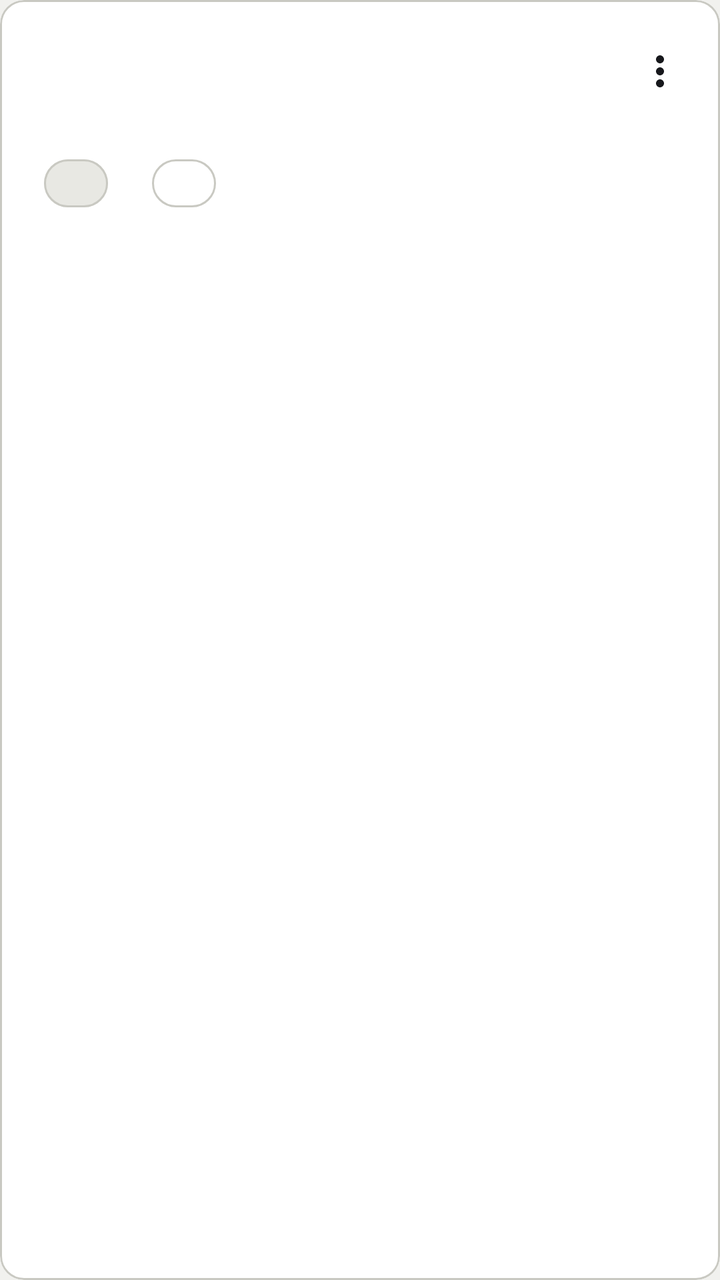
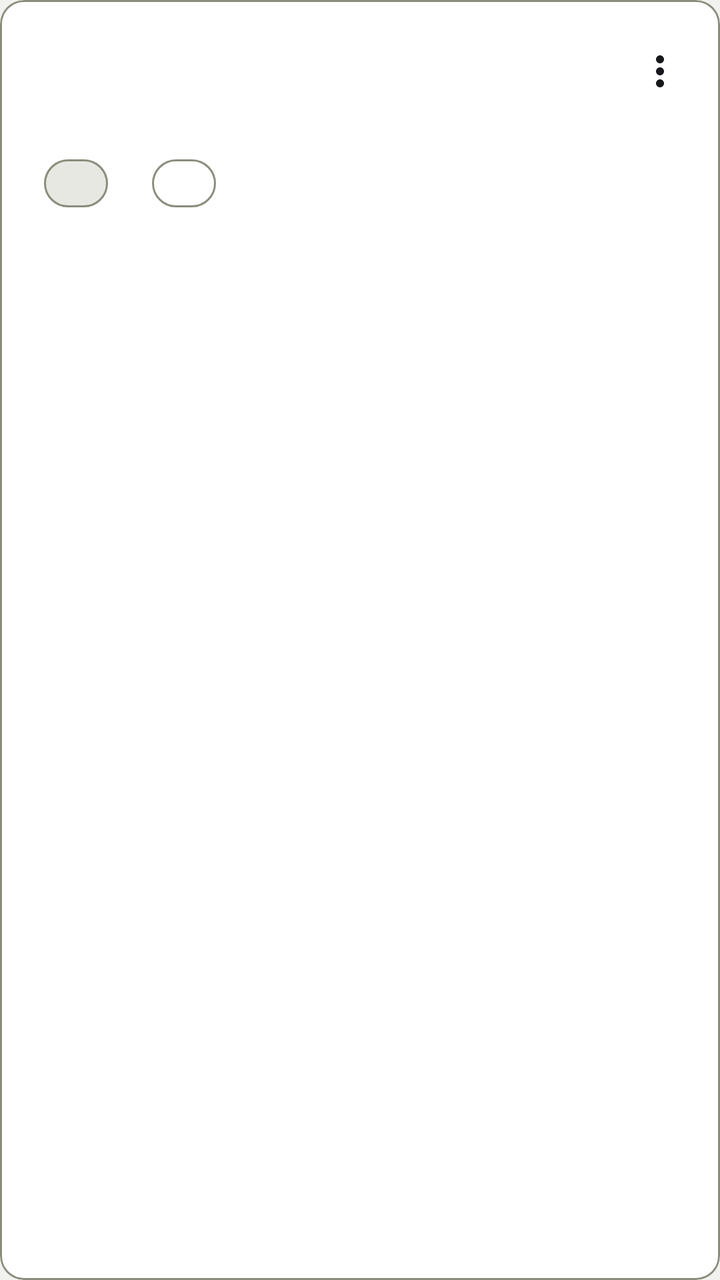

Screens rendered from an Android XML layout before and after an edit, with the pre-edit source and the edit as a unified diff.
<!-- AndroidManifest.xml: application theme Theme.GymProFit -->
<!-- res/layout/item_admin_rutina.xml -->
<?xml version="1.0" encoding="utf-8"?>
<com.google.android.material.card.MaterialCardView
    xmlns:android="http://schemas.android.com/apk/res/android"
    xmlns:app="http://schemas.android.com/apk/res-auto"
    android:layout_width="match_parent"
    android:layout_height="wrap_content"
    android:layout_marginBottom="8dp"
    app:cardCornerRadius="12dp"
    app:cardElevation="0dp"
    app:cardBackgroundColor="?attr/colorSurface"
    app:strokeWidth="1dp"
    app:strokeColor="?attr/colorOutlineVariant">

    <LinearLayout
        android:layout_width="match_parent"
        android:layout_height="wrap_content"
        android:orientation="vertical"
        android:padding="14dp">

        
        <LinearLayout
            android:layout_width="match_parent"
            android:layout_height="wrap_content"
            android:orientation="horizontal"
            android:gravity="center_vertical">

            <LinearLayout
                android:layout_width="0dp"
                android:layout_height="wrap_content"
                android:layout_weight="1"
                android:orientation="vertical">

                <TextView
                    android:id="@+id/tvNombreRutina"
                    android:layout_width="wrap_content"
                    android:layout_height="wrap_content"
                    android:textSize="@dimen/text_body"
                    android:textStyle="bold"
                    android:textColor="?attr/colorOnSurface" />

                <TextView
                    android:id="@+id/tvDescripcionRutina"
                    android:layout_width="wrap_content"
                    android:layout_height="wrap_content"
                    android:textSize="@dimen/text_label"
                    android:textColor="?attr/colorOnSurfaceVariant"
                    android:maxLines="2"
                    android:ellipsize="end"
                    android:layout_marginTop="2dp" />

            </LinearLayout>

            <ImageView
                android:id="@+id/btnAccionesRutina"
                android:layout_width="32dp"
                android:layout_height="32dp"
                android:src="@drawable/ic_more_vert"
                android:padding="4dp"
                android:background="?attr/selectableItemBackgroundBorderless"
                android:clickable="true"
                android:focusable="true"
                android:contentDescription="@null" />

        </LinearLayout>

        
        <LinearLayout
            android:layout_width="match_parent"
            android:layout_height="wrap_content"
            android:orientation="horizontal"
            android:layout_marginTop="10dp"
            android:gravity="center_vertical">

            <com.google.android.material.chip.Chip
                android:id="@+id/chipNivelRutina"
                android:layout_width="wrap_content"
                android:layout_height="wrap_content"
                android:textSize="@dimen/text_eyebrow"
                android:clickable="false"
                android:focusable="false"
                app:chipMinHeight="24dp"
                app:chipBackgroundColor="?attr/colorSurfaceVariant"
                android:textColor="?attr/colorOnSurfaceVariant"
                style="@style/Widget.Material3.Chip.Assist" />

            <com.google.android.material.chip.Chip
                android:id="@+id/chipEstadoRutina"
                android:layout_width="wrap_content"
                android:layout_height="wrap_content"
                android:layout_marginStart="6dp"
                android:textSize="@dimen/text_eyebrow"
                android:clickable="false"
                android:focusable="false"
                app:chipMinHeight="24dp"
                style="@style/Widget.Material3.Chip.Assist" />

            <TextView
                android:id="@+id/tvNumEjerciciosRutina"
                android:layout_width="0dp"
                android:layout_height="wrap_content"
                android:layout_weight="1"
                android:layout_marginStart="8dp"
                android:textSize="@dimen/text_eyebrow"
                android:textColor="?attr/colorOnSurfaceVariant"
                android:gravity="end" />

        </LinearLayout>

    </LinearLayout>

</com.google.android.material.card.MaterialCardView>
<!-- resources referenced by this layout -->
<resources>
  <dimen name="text_body">17sp</dimen>
  <dimen name="text_eyebrow">12sp</dimen>
  <dimen name="text_label">14sp</dimen>
  <style name="Theme.GymProFit" parent="Theme.Material3.DayNight.NoActionBar">
          
          <item name="colorPrimary">@color/gp_primary</item>
          <item name="colorOnPrimary">@color/gp_on_primary</item>
          <item name="colorPrimaryContainer">@color/gp_primary_container</item>
          <item name="colorOnPrimaryContainer">@color/gp_on_primary_container</item>
          <item name="colorSecondary">@color/gp_gold</item>
          <item name="colorSurface">@color/gp_surface</item>
          <item name="colorOnSurface">@color/gp_on_surface</item>
          <item name="colorSurfaceVariant">@color/gp_surface_2</item>
          <item name="colorOnSurfaceVariant">@color/gp_text_secondary</item>
          <item name="colorOutline">@color/gp_stroke</item>
          <item name="colorOutlineVariant">@color/gp_stroke</item>
          <item name="colorError">@color/gp_error</item>
          <item name="android:colorBackground">@color/gp_background</item>
          <item name="android:windowBackground">@color/gp_background</item>
          <item name="android:textColorPrimary">@color/gp_on_surface</item>
          <item name="android:textColorSecondary">@color/gp_text_secondary</item>
  
          
          <item name="android:statusBarColor">@color/gp_background</item>
          <item name="android:navigationBarColor">@color/gp_background</item>
          <item name="android:windowLightStatusBar">true</item>
  
          
          <item name="android:windowAnimationStyle">@style/GymProFit.WindowAnimation</item>
  
          
          <item name="materialCardViewStyle">@style/Widget.GymProFit.Card</item>
          <item name="materialButtonStyle">@style/Widget.GymProFit.Button</item>
          <item name="chipStyle">@style/Widget.GymProFit.Chip</item>
          <item name="bottomNavigationStyle">@style/Widget.GymProFit.BottomNavigationView</item>
          <item name="floatingActionButtonStyle">@style/Widget.GymProFit.Fab</item>
          <item name="materialAlertDialogTheme">@style/ThemeOverlay.GymProFit.Dialog</item>
          <item name="popupMenuStyle">@style/Widget.GymProFit.PopupMenu</item>
          <item name="android:popupMenuStyle">@style/Widget.GymProFit.PopupMenu</item>
          <item name="snackbarStyle">@style/Widget.GymProFit.Snackbar</item>
  
          
          
          <item name="textAppearanceDisplayLarge">@style/Font.GymProFit.DisplayLarge</item>
          <item name="textAppearanceDisplayMedium">@style/Font.GymProFit.DisplayMedium</item>
          <item name="textAppearanceDisplaySmall">@style/Font.GymProFit.DisplaySmall</item>
          <item name="textAppearanceHeadlineLarge">@style/Font.GymProFit.HeadlineLarge</item>
          <item name="textAppearanceHeadlineMedium">@style/Font.GymProFit.HeadlineMedium</item>
          <item name="textAppearanceHeadlineSmall">@style/Font.GymProFit.HeadlineSmall</item>
          <item name="textAppearanceTitleLarge">@style/Font.GymProFit.TitleLarge</item>
          <item name="textAppearanceTitleMedium">@style/Font.GymProFit.TitleMedium</item>
          <item name="textAppearanceTitleSmall">@style/Font.GymProFit.TitleSmall</item>
          <item name="textAppearanceBodyLarge">@style/Font.GymProFit.BodyLarge</item>
          <item name="textAppearanceBodyMedium">@style/Font.GymProFit.BodyMedium</item>
          <item name="textAppearanceBodySmall">@style/Font.GymProFit.BodySmall</item>
          <item name="textAppearanceLabelLarge">@style/Font.GymProFit.LabelLarge</item>
          <item name="textAppearanceLabelMedium">@style/Font.GymProFit.LabelMedium</item>
          <item name="textAppearanceLabelSmall">@style/Font.GymProFit.LabelSmall</item>
      </style>
  <color name="gp_primary">#B83E00</color>
  <color name="gp_gold">#B58A2A</color>
  <color name="gp_surface">#FFFFFF</color>
  <color name="gp_stroke">#C9C9C2</color>
  <color name="gp_error">#C62828</color>
  <!-- unchanged entries left out for length: 34 -->
</resources>

<!-- the commit's change to res/layout/item_admin_rutina.xml (unified diff, before → after) -->
@@ -9,7 +9,7 @@
     app:cardElevation="0dp"
     app:cardBackgroundColor="?attr/colorSurface"
     app:strokeWidth="1dp"
-    app:strokeColor="?attr/colorOutlineVariant">
+    app:strokeColor="?attr/colorOutline">
 
     <LinearLayout
         android:layout_width="match_parent"
<!-- resource entries referenced after the edit -->
@@ -15,7 +15,7 @@
           <item name="colorSurfaceVariant">@color/gp_surface_2</item>
           <item name="colorOnSurfaceVariant">@color/gp_text_secondary</item>
           <item name="colorOutline">@color/gp_stroke</item>
-          <item name="colorOutlineVariant">@color/gp_stroke</item>
+          <item name="colorOutlineVariant">@color/gp_divider</item>
           <item name="colorError">@color/gp_error</item>
           <item name="android:colorBackground">@color/gp_background</item>
           <item name="android:windowBackground">@color/gp_background</item>
@@ -60,9 +60,10 @@
           <item name="textAppearanceLabelSmall">@style/Font.GymProFit.LabelSmall</item>
       </style>
   <color name="gp_primary">#B83E00</color>
-  <color name="gp_gold">#B58A2A</color>
+  <color name="gp_gold">#AE8528</color>
   <color name="gp_surface">#FFFFFF</color>
-  <color name="gp_stroke">#C9C9C2</color>
+  <color name="gp_stroke">#8C8C7D</color>
+  <color name="gp_divider">#C9C9C2</color>
   <color name="gp_error">#C62828</color>
   <!-- unchanged entries left out for length: 34 -->
 </resources>
